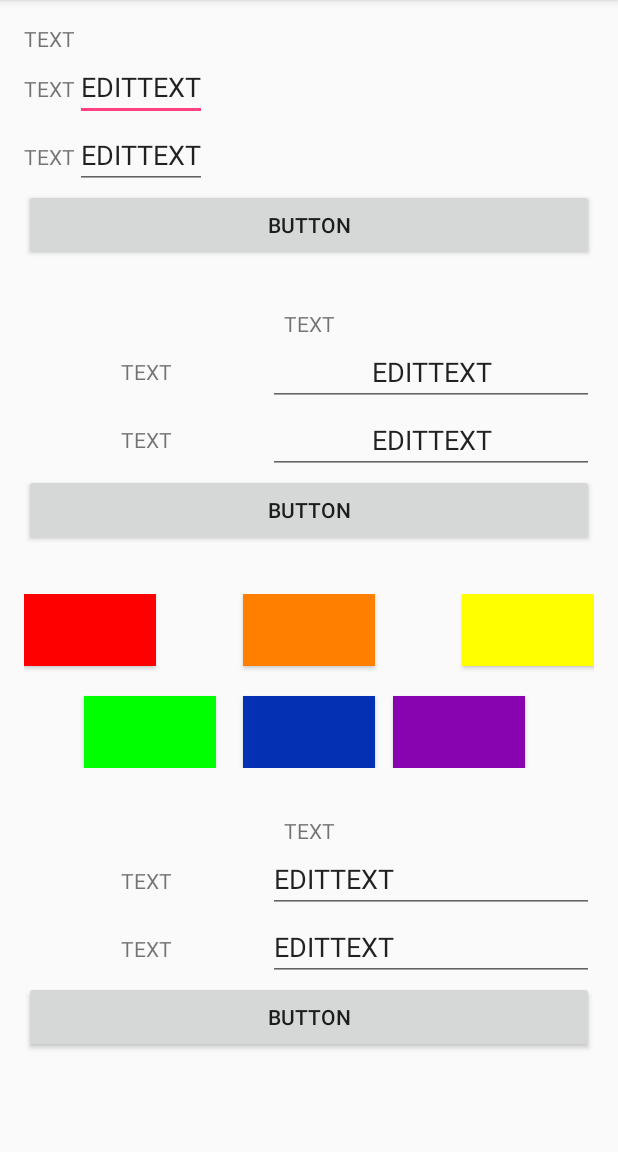
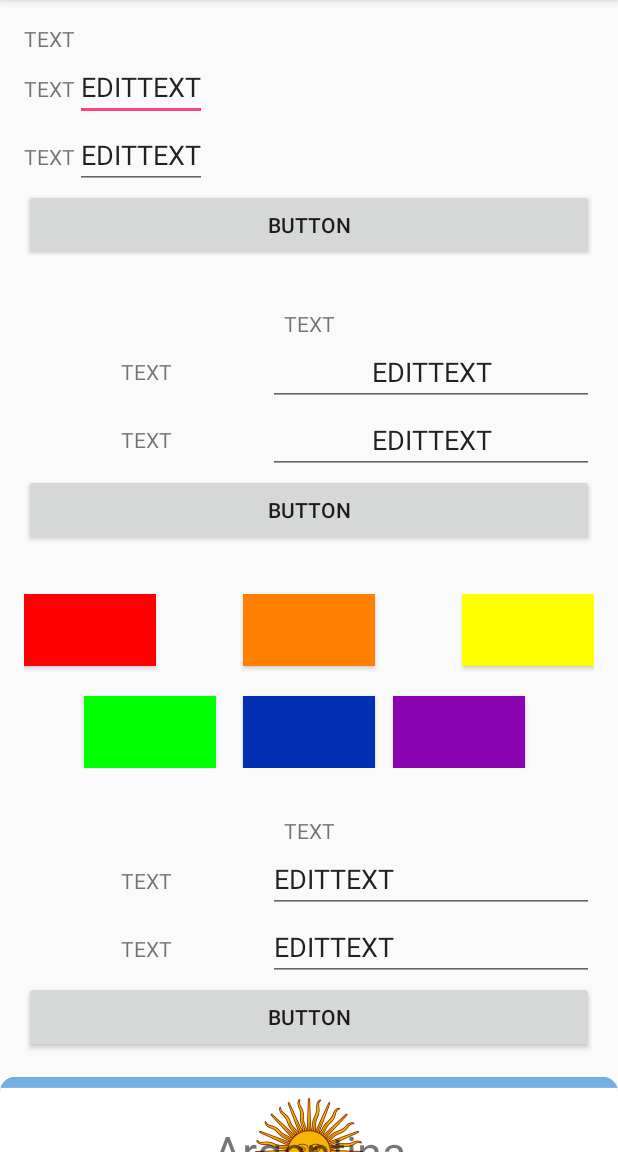
Before and after one commit to sudorafa/AndroidExercicioLayoutsFacul, an Android app: the screen it shows after launch (MainActivity), on a phone screen of 412 x 824 dp, the part 84-1236 px from its top. Run offline under Robolectric (Android 15) with nearby library versions, the phone set to English and light mode, and no system bars.

Commit message:
Acrescentado Layout: CardView

```diff
--- a/app/build.gradle
+++ b/app/build.gradle
@@ -27,4 +27,6 @@ dependencies {
     compile 'com.android.support:appcompat-v7:25.3.1'
     compile 'com.android.support.constraint:constraint-layout:1.0.2'
     testCompile 'junit:junit:4.12'
+    compile 'com.android.support:cardview-v7:21.0.+'
+    compile 'com.android.support:recyclerview-v7:21.0.+'
 }
--- /dev/null
+++ b/app/src/main/res/layout/activity_card_view_frame_layout.xml
@@ -0,0 +1,80 @@
+<?xml version="1.0" encoding="utf-8"?>
+<FrameLayout xmlns:android="http://schemas.android.com/apk/res/android"
+    xmlns:card_view="http://schemas.android.com/apk/res-auto"
+    android:layout_width="match_parent"
+    android:layout_height="match_parent">
+
+    <RelativeLayout
+        android:layout_width="match_parent"
+        android:layout_height="match_parent">
+
+        <android.support.v7.widget.CardView
+            android:id="@+id/cardViewArgentina"
+            android:layout_width="match_parent"
+            android:layout_height="100dp"
+            card_view:cardBackgroundColor="#00aaff"
+            card_view:cardCornerRadius="10dp">
+
+            <ImageView
+                android:id="@+id/imageViewArgentina"
+                android:layout_width="match_parent"
+                android:layout_height="wrap_content"
+                android:scaleType="centerCrop"
+                android:src="@drawable/argentina" />
+
+            <TextView
+                android:layout_width="match_parent"
+                android:layout_height="match_parent"
+                android:gravity="center"
+                android:text="Argentina"
+                android:textSize="30sp" />
+
+        </android.support.v7.widget.CardView>
+
+        <android.support.v7.widget.CardView
+            android:id="@+id/cardViewCanada"
+            android:layout_width="match_parent"
+            android:layout_height="100dp"
+            android:layout_below="@id/cardViewArgentina"
+            card_view:cardBackgroundColor="#ff0000"
+            card_view:cardCornerRadius="10dp">
+
+            <ImageView
+                android:id="@+id/ImageViewCanada"
+                android:layout_width="match_parent"
+                android:layout_height="wrap_content"
+                android:scaleType="centerCrop"
+                android:src="@drawable/canada" />
+
+            <TextView
+                android:layout_width="match_parent"
+                android:layout_height="match_parent"
+                android:gravity="center"
+                android:text="Canadá"
+                android:textSize="30sp" />
+        </android.support.v7.widget.CardView>
+
+        <android.support.v7.widget.CardView
+            android:id="@+id/cardViewBrasil"
+            android:layout_width="match_parent"
+            android:layout_height="100dp"
+            android:layout_below="@id/cardViewCanada"
+            card_view:cardBackgroundColor="#00ff48"
+            card_view:cardCornerRadius="10dp">
+
+            <ImageView
+                android:id="@+id/imageViewBrasil"
+                android:layout_width="match_parent"
+                android:layout_height="wrap_content"
+                android:scaleType="centerCrop"
+                android:src="@drawable/brasil" />
+
+            <TextView
+                android:layout_width="match_parent"
+                android:layout_height="match_parent"
+                android:gravity="center"
+                android:text="Brasil"
+                android:textSize="30sp" />
+        </android.support.v7.widget.CardView>
+    </RelativeLayout>
+</FrameLayout>
--- a/app/src/main/res/layout/activity_main.xml
+++ b/app/src/main/res/layout/activity_main.xml
@@ -9,5 +9,6 @@
         <include layout="@layout/activity_linear_layout"/>
         <include layout="@layout/activity_relative_layout"/>
         <include layout="@layout/activity_table_layout"/>
+        <include layout="@layout/activity_card_view_frame_layout"/>
     </LinearLayout>
 </ScrollView>
```
Also changed, not shown: app/src/main/res/drawable/argentina.png (added), app/src/main/res/drawable/brasil.jpg (added), app/src/main/res/drawable/canada.png (added).
